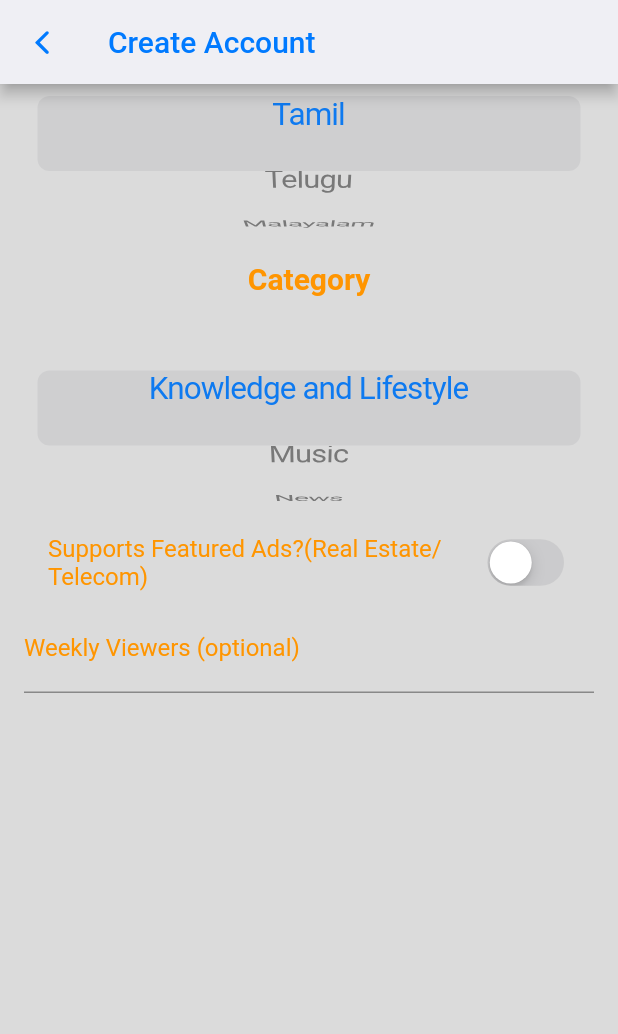
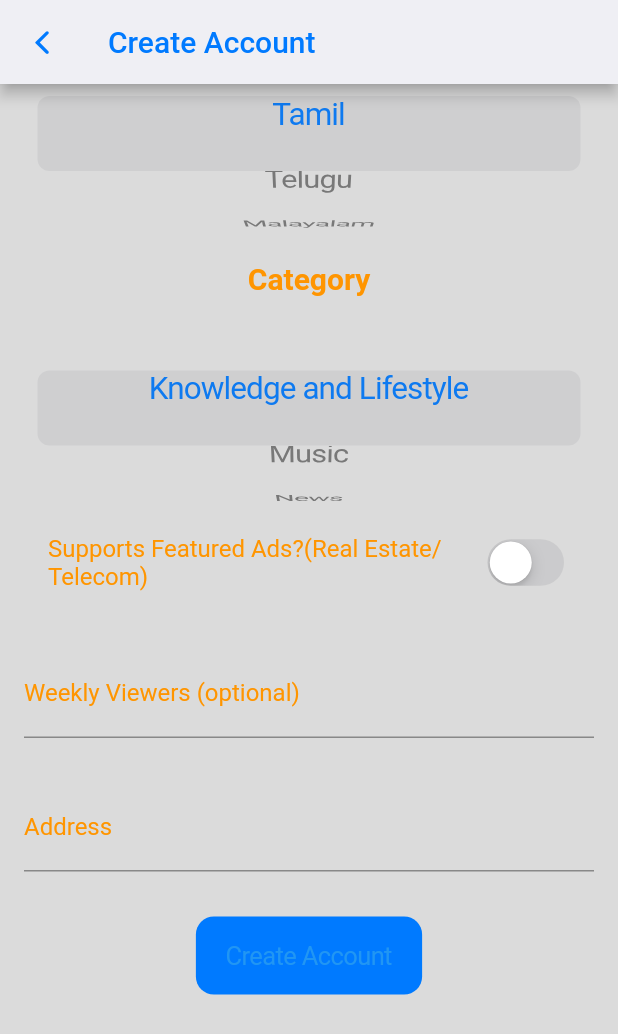
Before and after one commit to maruthumj/major_project, a Flutter app: the Signup screen opened directly, scrolled down 576 dp, on a phone screen of 412 x 824 dp. Shown: the top 1034 px of the screen. Run offline on Flutter 3.47's test engine with Material 2 defaults, Android fonts, the phone set to English and light mode, and no system bars.

Commit message:
Cupertino AlertBox

```diff
--- a/lib/screens/tv_channel/signup.dart
+++ b/lib/screens/tv_channel/signup.dart
@@ -445,12 +445,61 @@ ssamese, Bangla, Bodo, Dogri, Gujarati, Hindi, Kashmiri, Kannada, Konkani, Maith
                               ),
                             ],
                           ),
+                          SizedBox(height: 30),
                           TextFormField(
                             textAlign: TextAlign.justify,
+                            keyboardType: TextInputType.number,
                             decoration: InputDecoration(
                               labelText: 'Weekly Viewers (optional)',
                               labelStyle: TextStyle(
                                   color: CupertinoColors.activeOrange),
+                            ),
+                          ),
+                          SizedBox(height: 30),
+                          TextFormField(
+                            textAlign: TextAlign.justify,
+                            keyboardType: TextInputType.streetAddress,
+                            decoration: InputDecoration(
+                              labelText: 'Address',
+                              labelStyle: TextStyle(
+                                  color: CupertinoColors.activeOrange),
+                            ),
+                          ),
+                          SizedBox(height: 30),
+                          CupertinoButton(
+                            color: CupertinoColors.activeBlue,
+                            child: Text("Create Account"),
+                            onPressed: () {
+                              showCupertinoDialog(
+                                context: context,
+                                barrierDismissible: false,
+                                builder: (BuildContext context) =>
+                                    CupertinoAlertDialog(
+                                  title: Text(
+                                      'you need to verify your Email and Phone to create Account'),
+                                  content: Text("Do you accept?"),
+                                  actions: [
+                                    CupertinoDialogAction(
+                                      child: Text(
+                                        'Yes',
+                                        style: TextStyle(
+                                            color: CupertinoColors.activeBlue),
+                                      ),
+                                    ),
+                                    CupertinoDialogAction(
+                                      child: Text(
+                                        'No',
+                                        style: TextStyle(
+                                            color: CupertinoColors.systemRed),
+                                      ),
+                                      onPressed: () {
+                                        Navigator.pop(context, false);
+                                      },
+                                    ),
+                                  ],
+                                ),
+                              );
+                            },
                           ),
                         ],
                       ),
```
Lines whose indentation alone changed are shown as unchanged.
